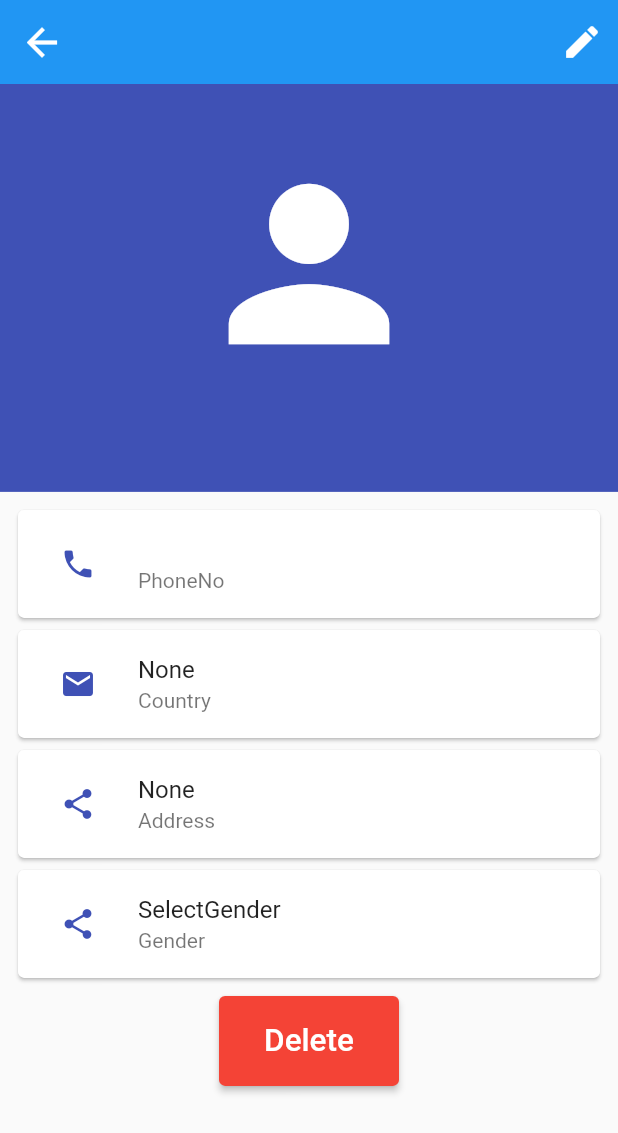
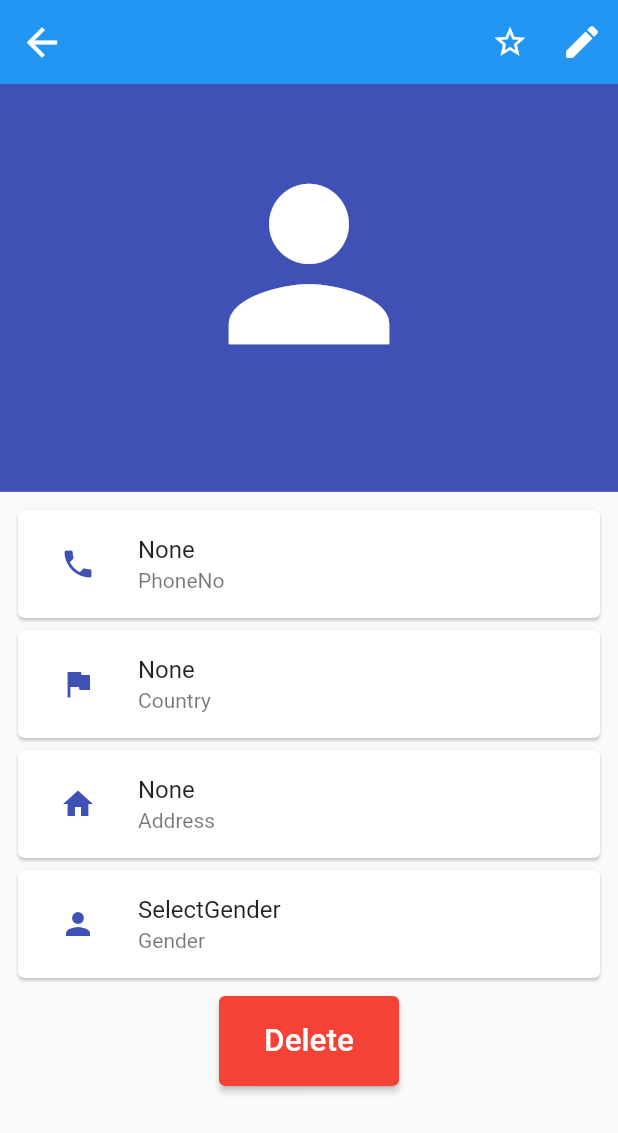
Before and after one commit to ika020202/ContactsAppUsingIsar, a Flutter app: the ContactsViewPage screen opened directly, on a phone screen of 412 x 824 dp. Shown: the top 1133 px of the screen. Run offline on Flutter 3.47's test engine with Material 2 defaults, Android fonts, the phone set to English and light mode, and no system bars; our stand-ins replace flutter_riverpod, isar; accounts and stored records are empty; generated files the repository leaves out were written again.

Commit message:
added the feature of the star that you can mark the favorite contact

```diff
--- a/lib/infrastructure/contacts_repository.dart
+++ b/lib/infrastructure/contacts_repository.dart
@@ -19,7 +19,6 @@ class ContactsRepository {
         isar.contacts.where().watch(fireImmediately: true);
     watchContacts.listen((contacts) {
       watchedResults(contacts);
-
       print("Contactに$contactsの変更が入りました");
     });
   }
@@ -31,9 +30,6 @@ class ContactsRepository {
 
   // 削除
   void delete(Contact contact) async {
-    print(contact.id);
-    //isar.writeTxnSync(() => isar.contacts.delete(contact.id!));
-
     await isar.writeTxn(() async {
       final success = await isar.contacts.delete(contact.id!);
       print(success);
--- a/lib/models/contact.dart
+++ b/lib/models/contact.dart
@@ -9,7 +9,7 @@ class Contact {
     this.phoneNo = "",
     this.gender = Gender.SelectGender,
     this.address,
-    this.isStared,
+    this.isStared = false,
     this.id,
   });
 
@@ -24,7 +24,7 @@ class Contact {
 
   final Address? address;
 
-  final bool? isStared;
+  final bool isStared;
 
   Contact copyWith({
     Id? id,
@@ -48,9 +48,9 @@ class Contact {
 class Address {
   Address({this.countryName = "", this.zipcode = ""});
 
-  final String? countryName;
+  final String countryName;
 
-  final String? zipcode;
+  final String zipcode;
 }
 
 enum Gender { Male, Female, Other, DeclineToState, SelectGender }
--- a/lib/presentation/contacts_list_notifier.dart
+++ b/lib/presentation/contacts_list_notifier.dart
@@ -40,6 +40,11 @@ class ContactsListNotifier extends StateNotifier<List<Contact>> {
     );
   }
 
+  void onTapStar(Contact contact, bool isStared) {
+    _contactsAppService.saveOrUpdateContact(
+        contact: contact.copyWith(isStared: !isStared));
+  }
+
   void onTapFAB(BuildContext context, WidgetRef ref) {
     ref.read(contactDetailProvider.notifier).initContact();
     Navigator.push(
--- a/lib/screens/contacts_detail_page.dart
+++ b/lib/screens/contacts_detail_page.dart
@@ -7,13 +7,11 @@ import 'package:isar_contacts_sample/widgets/alertDialog_validation.dart';
 
 class ContactsDetailPage extends ConsumerWidget {
   const ContactsDetailPage({Key? key}) : super(key: key);
-  //final _formKey = GlobalKey<FormState>();
 
   @override
   Widget build(BuildContext context, WidgetRef ref) {
     final state = ref.watch(contactDetailProvider);
     final notifier = ref.watch(contactDetailProvider.notifier);
-    //final formKey = GlobalKey<FormState>();
 
     return Scaffold(
       appBar: AppBar(
--- a/lib/screens/contacts_view_page.dart
+++ b/lib/screens/contacts_view_page.dart
@@ -10,6 +10,8 @@ class ContactsViewPage extends ConsumerWidget {
   @override
   Widget build(BuildContext context, WidgetRef ref) {
     final state = ref.watch(contactDetailProvider);
+    final notifier = ref.watch(contactDetailProvider.notifier);
+
     return Scaffold(
       appBar: AppBar(
         leading: IconButton(
@@ -24,16 +26,15 @@ class ContactsViewPage extends ConsumerWidget {
         ),
         elevation: 0,
         actions: <Widget>[
-          /*
           IconButton(
             color: Colors.white,
-            icon: TODO ? Icon(Icons.star) : Icon(Icons.star_border),
+            icon: state.isStared == true
+                ? const Icon(Icons.star)
+                : const Icon(Icons.star_border),
             onPressed: () {
-              ★ TODO 保存処理を書くが、Viewの役割を逸脱しないよう依存関係に注意
+              notifier.changeIsStared(!state.isStared);
             },
           ),
-          */
-
           IconButton(
             color: Colors.white,
             icon: const Icon(
@@ -87,7 +88,8 @@ class ContactsViewPage extends ConsumerWidget {
                   children: <Widget>[
                     Card(
                       child: ListTile(
-                        title: Text(state.phoneNo),
+                        title:
+                            Text(state.phoneNo != "" ? state.phoneNo : "None"),
                         subtitle: const Text(
                           "PhoneNo",
                           style: TextStyle(color: Colors.black54),
@@ -100,26 +102,32 @@ class ContactsViewPage extends ConsumerWidget {
                     ),
                     Card(
                       child: ListTile(
-                        title: Text(state.address?.countryName ?? "None"),
+                        title: Text(state.address?.countryName == null ||
+                                state.address?.countryName == ""
+                            ? "None"
+                            : state.address!.countryName),
                         subtitle: const Text(
                           "Country",
                           style: TextStyle(color: Colors.black54),
                         ),
                         leading: IconButton(
-                          icon: const Icon(Icons.email, color: Colors.indigo),
+                          icon: const Icon(Icons.flag, color: Colors.indigo),
                           onPressed: () {},
                         ),
                       ),
                     ),
                     Card(
                       child: ListTile(
-                        title: Text(state.address?.zipcode ?? "None"),
+                        title: Text(state.address?.zipcode == null ||
+                                state.address?.zipcode == ""
+                            ? "None"
+                            : state.address!.zipcode),
                         subtitle: const Text(
                           "Address",
                           style: TextStyle(color: Colors.black54),
                         ),
                         leading: IconButton(
-                          icon: const Icon(Icons.share, color: Colors.indigo),
+                          icon: const Icon(Icons.home, color: Colors.indigo),
                           onPressed: () {},
                         ),
                       ),
@@ -132,7 +140,7 @@ class ContactsViewPage extends ConsumerWidget {
                           style: TextStyle(color: Colors.black54),
                         ),
                         leading: IconButton(
-                          icon: const Icon(Icons.share, color: Colors.indigo),
+                          icon: const Icon(Icons.person, color: Colors.indigo),
                           onPressed: () {},
                         ),
                       ),
```
Also changed, not shown: lib/presentation/contacts_detail_notifier.dart (+7 -2 lines), lib/screens/contacts_list_page.dart (+11 -2 lines), lib/models/contact.g.dart.
